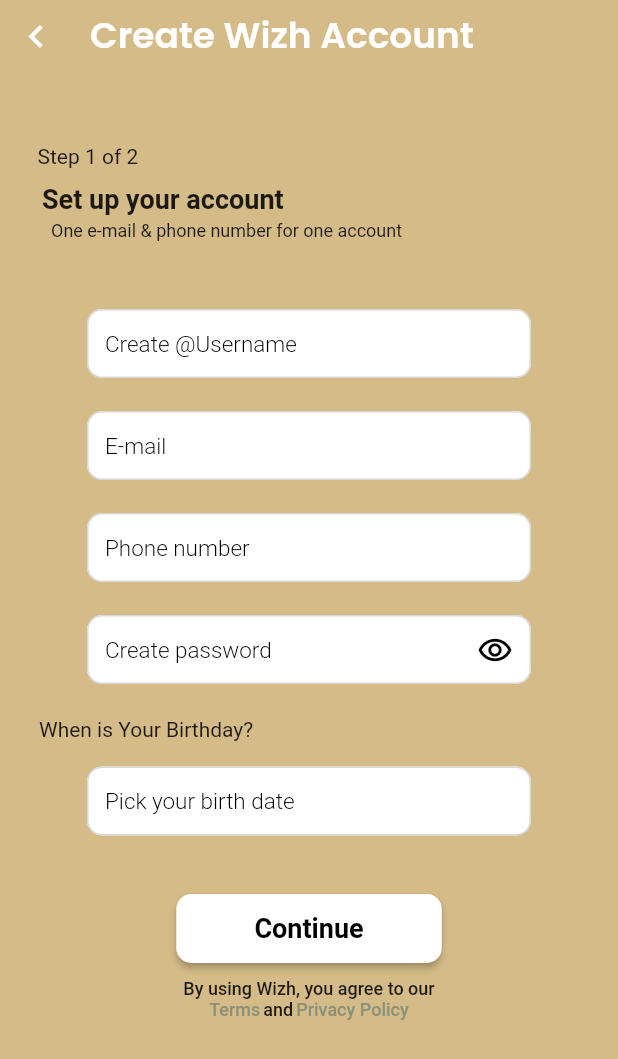
After one commit to crunchox/wizh, a Flutter app: the Register screen opened directly, on a phone screen of 412 x 824 dp. The commit adds this screen. Shown: the top 1059 px of the screen. Run offline on Flutter 3.47's test engine with Material 2 defaults, Android fonts, the phone set to English and light mode, and no system bars; our stand-ins replace carousel_slider, google_fonts; missing offline and left inert: dart:ffi.

Commit message:
wip login register onboard

```diff
--- a/lib/login.dart
+++ b/lib/login.dart
@@ -4,6 +4,7 @@
 import 'package:flutter/src/widgets/container.dart';
 import 'package:flutter/src/widgets/framework.dart';
 import 'package:google_fonts/google_fonts.dart';
+import 'package:wizh/register.dart';
 
 class Login extends StatefulWidget {
   const Login({super.key});
@@ -201,12 +202,20 @@
                       SizedBox(
                         width: 2,
                       ),
-                      Text(
-                        "Create New",
-                        style: GoogleFonts.readexPro(
-                            fontSize: 13,
-                            fontWeight: FontWeight.w600,
-                            color: Color(0xFF8A9178)),
+                      GestureDetector(
+                        onTap: () {
+                          Navigator.push(
+                              context,
+                              MaterialPageRoute(
+                                  builder: (context) => Register()));
+                        },
+                        child: Text(
+                          "Create New",
+                          style: GoogleFonts.readexPro(
+                              fontSize: 13,
+                              fontWeight: FontWeight.w600,
+                              color: Color(0xFF8A9178)),
+                        ),
                       )
                     ],
                   ),
--- a/lib/main.dart
+++ b/lib/main.dart
@@ -1,5 +1,6 @@
 import 'package:flutter/material.dart';
 import 'package:wizh/login.dart';
+import 'package:wizh/onboarding.dart';
 import 'package:wizh/trip.dart';
 
 void main() {
@@ -26,7 +27,7 @@
         // is not restarted.
         primarySwatch: Colors.blue,
       ),
-      home: const Login(),
+      home: const Onboarding(),
     );
   }
 }
--- /dev/null
+++ b/lib/onboarding.dart
@@ -0,0 +1,56 @@
+import 'package:flutter/material.dart';
+import 'package:flutter/src/widgets/container.dart';
+import 'package:flutter/src/widgets/framework.dart';
+import 'package:google_fonts/google_fonts.dart';
+
+class Onboarding extends StatefulWidget {
+  const Onboarding({super.key});
+
+  @override
+  State<Onboarding> createState() => _OnboardingState();
+}
+
+class _OnboardingState extends State<Onboarding> {
+  int _progress = 1;
+
+  @override
+  Widget build(BuildContext context) {
+    return Scaffold(
+      body: SafeArea(
+          child: Column(
+        children: [
+          SizedBox(
+            height: 9,
+          ),
+          Row(
+            mainAxisAlignment: MainAxisAlignment.center,
+            children: [
+              Container(
+                height: 1,
+                width: 338 * _progress / 3,
+                color: Color(0xFFD4BB87),
+              ),
+              Container(
+                height: 1,
+                width: 338 * (3 - _progress) / 3,
+                color: Colors.black,
+              )
+            ],
+          ),
+          SizedBox(
+            height: 162,
+          ),
+          Text(
+            "REFRESHING HAS\nNEVER BEEN EASIER\nWITH US",
+            textAlign: TextAlign.center,
+            style: GoogleFonts.readexPro(
+                fontSize: 24,
+                fontWeight: FontWeight.w700,
+                color: _progress == 1 ? Colors.black : Colors.white),
+          ),
+          SizedBox()
+        ],
+      )),
+    );
+  }
+}
--- /dev/null
+++ b/lib/register.dart
@@ -0,0 +1,366 @@
+import 'package:flutter/material.dart';
+import 'package:flutter/src/widgets/container.dart';
+import 'package:flutter/src/widgets/framework.dart';
+import 'package:google_fonts/google_fonts.dart';
+import 'package:intl/intl.dart';
+
+class Register extends StatefulWidget {
+  const Register({super.key});
+
+  @override
+  State<Register> createState() => _RegisterState();
+}
+
+class _RegisterState extends State<Register> {
+  bool _hide = true;
+  TextEditingController dateinput = TextEditingController();
+
+  @override
+  void initState() {
+    // TODO: implement initState
+    dateinput.text = "";
+    super.initState();
+  }
+
+  @override
+  Widget build(BuildContext context) {
+    return Scaffold(
+      backgroundColor: Color(0xFFD4BB87),
+      body: SafeArea(
+          child: Column(
+        crossAxisAlignment: CrossAxisAlignment.start,
+        children: [
+          Row(
+            mainAxisAlignment: MainAxisAlignment.start,
+            children: [
+              IconButton(
+                  onPressed: () {
+                    Navigator.pop(context);
+                  },
+                  icon: Icon(
+                    Icons.chevron_left,
+                    color: Colors.white,
+                    size: 30,
+                  )),
+              SizedBox(
+                width: 12,
+              ),
+              Text(
+                "Create Wizh Account",
+                style: GoogleFonts.poppins(
+                    fontSize: 24,
+                    fontWeight: FontWeight.w600,
+                    color: Colors.white),
+              ),
+            ],
+          ),
+          SizedBox(
+            height: 48,
+          ),
+          Padding(
+            padding: const EdgeInsets.only(left: 25.0),
+            child: Text(
+              "Step 1 of 2",
+              style: GoogleFonts.readexPro(
+                  fontSize: 14, fontWeight: FontWeight.w400),
+            ),
+          ),
+          SizedBox(
+            height: 10,
+          ),
+          Padding(
+            padding: const EdgeInsets.only(left: 28.0),
+            child: Text(
+              "Set up your account",
+              style: GoogleFonts.readexPro(
+                  fontSize: 18, fontWeight: FontWeight.w600),
+            ),
+          ),
+          SizedBox(
+            height: 4,
+          ),
+          Padding(
+            padding: const EdgeInsets.only(left: 34.0),
+            child: Text(
+              "One e-mail & phone number for one account",
+              style: GoogleFonts.readexPro(
+                  fontSize: 12, fontWeight: FontWeight.w400),
+            ),
+          ),
+          SizedBox(
+            height: 45,
+          ),
+          Center(
+            child: SizedBox(
+                height: 46,
+                width: 296,
+                child: TextField(
+                  cursorColor: Color(0xFFD4BB87),
+                  decoration: InputDecoration(
+                      filled: true,
+                      fillColor: Colors.white,
+                      hintStyle: GoogleFonts.readexPro(
+                          fontSize: 15,
+                          fontWeight: FontWeight.w300,
+                          color: Colors.black),
+                      contentPadding: EdgeInsets.only(left: 12),
+                      focusedBorder: OutlineInputBorder(
+                          borderSide: BorderSide(color: Color(0xFFD8D8D8)),
+                          borderRadius: BorderRadius.circular(10)),
+                      enabledBorder: OutlineInputBorder(
+                          borderSide: BorderSide(color: Color(0xFFD8D8D8)),
+                          borderRadius: BorderRadius.circular(10)),
+                      border: OutlineInputBorder(
+                          borderSide: BorderSide(
+                              color: Theme.of(context).unselectedWidgetColor),
+                          borderRadius: BorderRadius.circular(10)),
+                      hintText: "Create @Username"),
+                )),
+          ),
+          SizedBox(
+            height: 22,
+          ),
+          Center(
+            child: SizedBox(
+                height: 46,
+                width: 296,
+                child: TextField(
+                  cursorColor: Color(0xFFD4BB87),
+                  decoration: InputDecoration(
+                      filled: true,
+                      fillColor: Colors.white,
+                      hintStyle: GoogleFonts.readexPro(
+                          fontSize: 15,
+                          fontWeight: FontWeight.w300,
+                          color: Colors.black),
+                      contentPadding: EdgeInsets.only(left: 12),
+                      focusedBorder: OutlineInputBorder(
+                          borderSide: BorderSide(color: Color(0xFFD8D8D8)),
+                          borderRadius: BorderRadius.circular(10)),
+                      enabledBorder: OutlineInputBorder(
+                          borderSide: BorderSide(color: Color(0xFFD8D8D8)),
+                          borderRadius: BorderRadius.circular(10)),
+                      border: OutlineInputBorder(
+                          borderSide: BorderSide(
+                              color: Theme.of(context).unselectedWidgetColor),
+                          borderRadius: BorderRadius.circular(10)),
+                      hintText: "E-mail"),
+                )),
+          ),
+          SizedBox(
+            height: 22,
+          ),
+          Center(
+            child: SizedBox(
+                height: 46,
+                width: 296,
+                child: TextField(
+                  cursorColor: Color(0xFFD4BB87),
+                  decoration: InputDecoration(
+                      filled: true,
+                      fillColor: Colors.white,
+                      hintStyle: GoogleFonts.readexPro(
+                          fontSize: 15,
+                          fontWeight: FontWeight.w300,
+                          color: Colors.black),
+                      contentPadding: EdgeInsets.only(left: 12),
+                      focusedBorder: OutlineInputBorder(
+                          borderSide: BorderSide(color: Color(0xFFD8D8D8)),
+                          borderRadius: BorderRadius.circular(10)),
+                      enabledBorder: OutlineInputBorder(
+                          borderSide: BorderSide(color: Color(0xFFD8D8D8)),
+                          borderRadius: BorderRadius.circular(10)),
+                      border: OutlineInputBorder(
+                          borderSide: BorderSide(
+                              color: Theme.of(context).unselectedWidgetColor),
+                          borderRadius: BorderRadius.circular(10)),
+                      hintText: "Phone number"),
+                )),
+          ),
+          SizedBox(
+            height: 22,
+          ),
+          Center(
+            child: SizedBox(
+                height: 46,
+                width: 296,
+                child: TextField(
+                  cursorColor: Color(0xFFD4BB87),
+                  obscureText: _hide,
+                  decoration: InputDecoration(
+                      suffixIcon: IconButton(
+                        icon: Icon(
+                          Icons.remove_red_eye_outlined,
+                          color: _hide ? Colors.black : Color(0xFFD4BB87),
+                        ),
+                        onPressed: () {
+                          if (_hide == true) {
+                            setState(() {
+                              _hide = false;
+                            });
+                          } else {
+                            setState(() {
+                              _hide = true;
+                            });
+                          }
+                        },
+                      ),
+                      filled: true,
+                      fillColor: Colors.white,
+                      hintStyle: GoogleFonts.readexPro(
+                          fontSize: 15,
+                          fontWeight: FontWeight.w300,
+                          color: Colors.black),
+                      contentPadding: EdgeInsets.only(left: 12),
+                      focusedBorder: OutlineInputBorder(
+                          borderSide: BorderSide(color: Color(0xFFD8D8D8)),
+                          borderRadius: BorderRadius.circular(10)),
+                      enabledBorder: OutlineInputBorder(
+                          borderSide: BorderSide(color: Color(0xFFD8D8D8)),
+                          borderRadius: BorderRadius.circular(10)),
+                      border: OutlineInputBorder(
+                          borderSide: BorderSide(
+                              color: Theme.of(context).unselectedWidgetColor),
+                          borderRadius: BorderRadius.circular(10)),
+                      hintText: "Create password"),
+                )),
+          ),
+          SizedBox(
+            height: 22,
+          ),
+          Padding(
+            padding: const EdgeInsets.only(left: 26.0),
+            child: Text(
+              "When is Your Birthday?",
+              style: GoogleFonts.readexPro(
+                  fontSize: 14, fontWeight: FontWeight.w400),
+            ),
+          ),
+          SizedBox(
+            height: 17,
+          ),
+          Center(
+            child: SizedBox(
+                height: 46,
+                width: 296,
+                child: TextField(
+                  controller: dateinput,
+                  readOnly: true,
+                  cursorColor: Color(0xFFD4BB87),
+                  onTap: () async {
+                    DateTime? pickedDate = await showDatePicker(
+                        context: context,
+                        initialDate: DateTime.now(),
+                        firstDate: DateTime(
+                            1900), //DateTime.now() - not to allow to choose before today.
+                        lastDate: DateTime(2101));
+
+                    if (pickedDate != null) {
+                      print(
+                          pickedDate); //pickedDate output format => 2021-03-10 00:00:00.000
+                      String formattedDate =
+                          DateFormat('dd / MM / yyyy').format(pickedDate);
+                      print(
+                          formattedDate); //formatted date output using intl package =>  2021-03-16
+                      //you can implement different kind of Date Format here according to your requirement
+
+                      setState(() {
+                        dateinput.text =
+                            formattedDate; //set output date to TextField value.
+                      });
+                    } else {
+                      print("Date is not selected");
+                    }
+                  },
+                  decoration: InputDecoration(
+                      filled: true,
+                      fillColor: Colors.white,
+                      labelStyle: GoogleFonts.readexPro(
+                          fontSize: 15,
+                          fontWeight: FontWeight.w400,
+                          color: Colors.black),
+                      hintStyle: GoogleFonts.readexPro(
+                          fontSize: 15,
+                          fontWeight: FontWeight.w300,
+                          color: Colors.black),
+                      contentPadding: EdgeInsets.only(left: 12),
+                      focusedBorder: OutlineInputBorder(
+                          borderSide: BorderSide(color: Color(0xFFD8D8D8)),
+                          borderRadius: BorderRadius.circular(10)),
+                      enabledBorder: OutlineInputBorder(
+                          borderSide: BorderSide(color: Color(0xFFD8D8D8)),
+                          borderRadius: BorderRadius.circular(10)),
+                      border: OutlineInputBorder(
+                          borderSide: BorderSide(
+                              color: Theme.of(context).unselectedWidgetColor),
+                          borderRadius: BorderRadius.circular(10)),
+                      hintText: "Pick your birth date"),
+                )),
+          ),
+          SizedBox(
+            height: 39,
+          ),
+          Center(
+            child: SizedBox(
+              height: 46,
+              width: 177,
+              child: ElevatedButton(
+                  onPressed: () {},
+                  child: Text(
+                    "Continue",
+                    style: GoogleFonts.readexPro(
+                        fontSize: 18,
+                        fontWeight: FontWeight.w600,
+                        color: Colors.black),
+                  ),
+                  style: ElevatedButton.styleFrom(
+                      shape: RoundedRectangleBorder(
+                          borderRadius: BorderRadius.circular(10)),
+                      backgroundColor: Colors.white)),
+            ),
+          ),
+          SizedBox(
+            height: 10,
+          ),
+          Center(
+            child: Text(
+              "By using Wizh, you agree to our",
+              style: GoogleFonts.readexPro(
+                  fontSize: 12, fontWeight: FontWeight.w500),
+            ),
+          ),
+          Row(
+            mainAxisAlignment: MainAxisAlignment.center,
+            children: [
+              Text(
+                "Terms",
+                style: GoogleFonts.readexPro(
+                    color: Color(0xFF8A9178),
+                    fontSize: 12,
+                    fontWeight: FontWeight.w500),
+              ),
+              SizedBox(
+                width: 2,
+              ),
+              Text(
+                "and",
+                style: GoogleFonts.readexPro(
+                    fontSize: 12, fontWeight: FontWeight.w500),
+              ),
+              SizedBox(
+                width: 2,
+              ),
+              Text(
+                "Privacy Policy",
+                style: GoogleFonts.readexPro(
+                    color: Color(0xFF8A9178),
+                    fontSize: 12,
+                    fontWeight: FontWeight.w500),
+              ),
+            ],
+          )
+        ],
+      )),
+    );
+  }
+}
--- a/pubspec.yaml
+++ b/pubspec.yaml
@@ -37,6 +37,8 @@
   # The following adds the Cupertino Icons font to your application.
   # Use with the CupertinoIcons class for iOS style icons.
   cupertino_icons: ^1.0.2
+  intl: ^0.17.0
+  pin_code_fields: ^7.4.0
 
 dev_dependencies:
   flutter_test:
```
Also changed, not shown: pubspec.lock.
